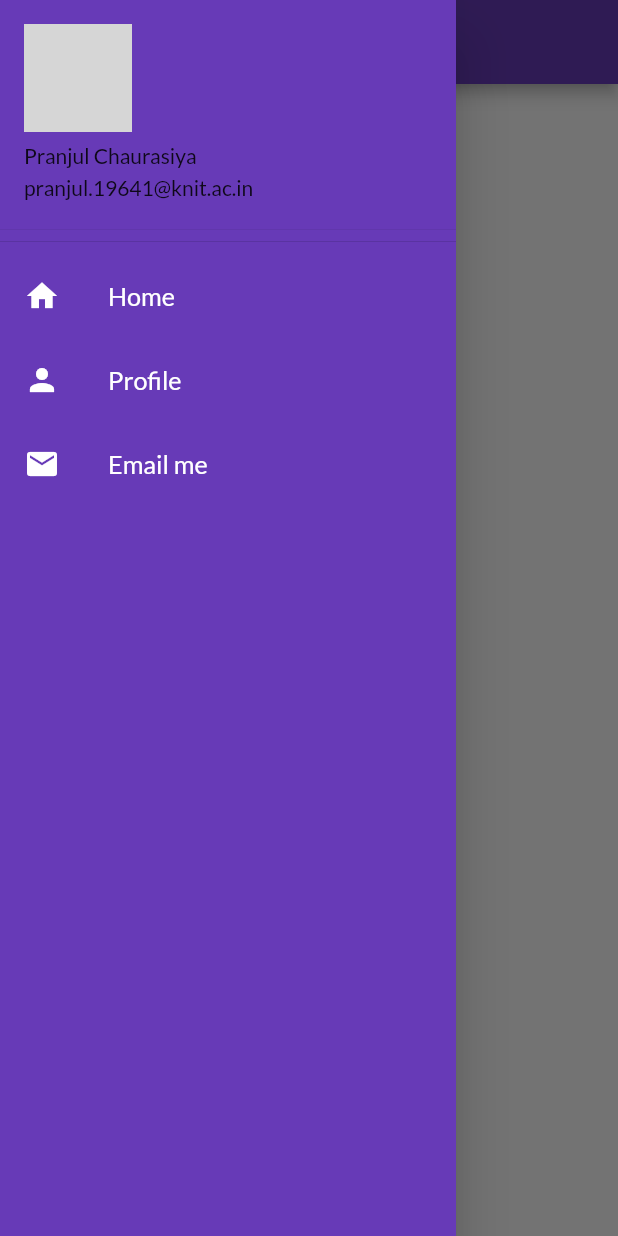
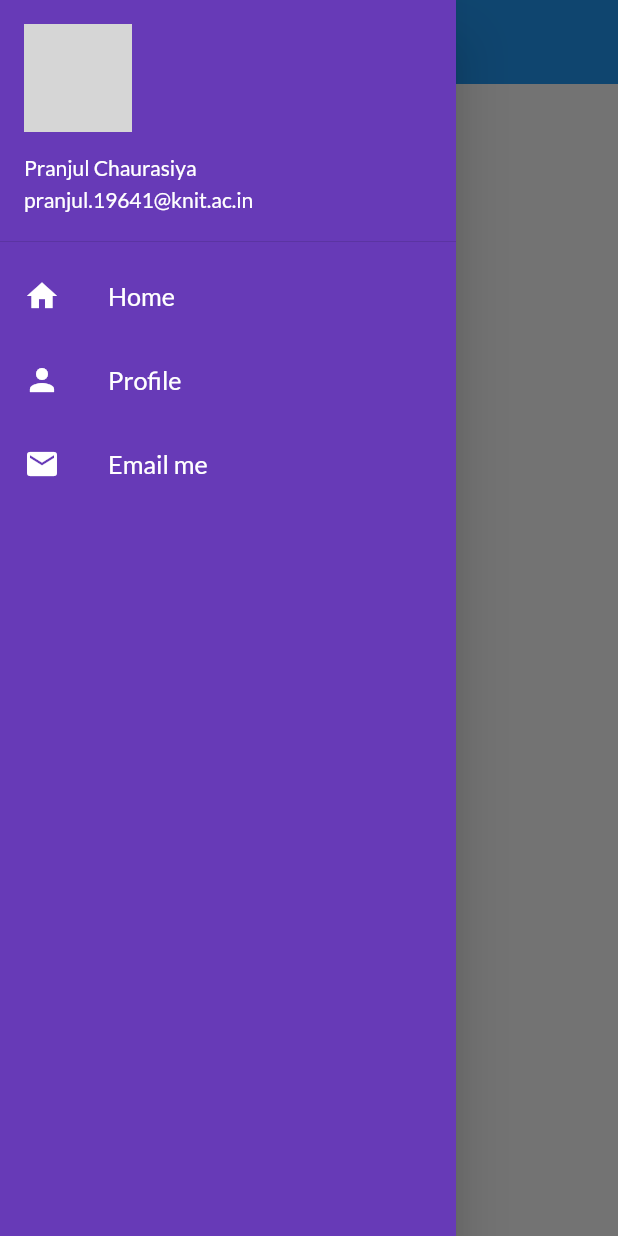
Before and after one commit to pranjulknit/flutter_catalog, a Flutter app: the HomePage screen opened by its route, with the side drawer open, on a phone screen of 412 x 824 dp. Run offline on Flutter 3.47's test engine with Material 2 defaults, Android fonts, the phone set to English and light mode, and no system bars; our stand-ins replace google_fonts; network calls fail; grey boxes are pictures that could not be loaded.

Commit message:
Themes extracted

```diff
--- a/lib/pages/home_page.dart
+++ b/lib/pages/home_page.dart
@@ -1,3 +1,5 @@
+// ignore_for_file: prefer_const_constructors
+
 import 'package:flutter/material.dart';
 import 'package:flutter_catalog/widgets/drawer.dart';
 
@@ -8,11 +10,13 @@ class HomePage extends StatelessWidget {
   Widget build(BuildContext context) {
     return Scaffold(
       appBar: AppBar(
+        backgroundColor: Colors.blue,
+        elevation: 0.0,
         title: Text("Catalog App"),
       ),
       body: Center(
         child: Container(
-          child: Text("Welcome to 30 days of Flutter"),
+          child: Text("Welcome Pranjul "),
         ),
       ),
       drawer: MyDrawer(),
--- a/lib/widgets/drawer.dart
+++ b/lib/widgets/drawer.dart
@@ -1,20 +1,23 @@
-// ignore_for_file: prefer_const_literals_to_create_immutables, prefer_const_constructors
+// ignore_for_file: prefer_const_constructors
 
+import 'package:flutter/cupertino.dart';
 import 'package:flutter/material.dart';
 
 class MyDrawer extends StatelessWidget {
-  const MyDrawer({Key? key}) : super(key: key);
-
   @override
   Widget build(BuildContext context) {
-    final imageUrl = "";
+    final imageUrl =
+        "https://www.google.com/url?sa=i&url=https%3A%2F%2Fwallpaperaccess.com%2Fkai-beyblade&psig=AOvVaw05RWAHM8Bztf4FSZZ_drn3&ust=1639632364689000&source=images&cd=vfe&ved=0CAsQjRxqFwoTCJi6j96I5fQCFQAAAAAdAAAAABAD";
     return Drawer(
       child: Container(
         color: Colors.deepPurple,
-        child: ListView(padding: EdgeInsets.zero, children: [
+        child: ListView(
+          padding: EdgeInsets.zero,
+          children: [
             DrawerHeader(
               padding: EdgeInsets.zero,
               child: UserAccountsDrawerHeader(
+                margin: EdgeInsets.zero,
                 accountName: Text("Pranjul Chaurasiya"),
                 accountEmail: Text("pranjul.19641@knit.ac.in"),
                 currentAccountPicture: CircleAvatar(
@@ -23,31 +26,48 @@ class MyDrawer extends StatelessWidget {
               ),
             ),
             ListTile(
-            leading: Icon(Icons.home, color: Colors.white),
+              leading: Icon(
+                Icons.home,
+                color: Colors.white,
+              ),
               title: Text(
                 "Home",
                 textScaleFactor: 1.2,
-              style: TextStyle(color: Colors.white),
+                style: TextStyle(
+                  color: Colors.white,
+                ),
               ),
             ),
             ListTile(
-            leading: Icon(Icons.person, color: Colors.white),
+              leading: Icon(
+                Icons.person,
+                color: Colors.white,
+              ),
               title: Text(
                 "Profile",
                 textScaleFactor: 1.2,
-              style: TextStyle(color: Colors.white),
+                style: TextStyle(
+                  color: Colors.white,
                 ),
               ),
+            ),
+            // ignore: prefer_const_constructors
             ListTile(
-            leading: Icon(Icons.mail, color: Colors.white),
+              leading: Icon(
+                Icons.mail,
+                color: Colors.white,
+              ),
+              // ignore: prefer_const_constructors
               title: Text(
                 "Email me",
                 textScaleFactor: 1.2,
-              style: TextStyle(color: Colors.white),
-
+                style: TextStyle(
+                  color: Colors.white,
                 ),
               ),
-        ]),
+            )
+          ],
+        ),
       ),
     );
   }
--- /dev/null
+++ b/lib/widgets/themes.dart
@@ -0,0 +1,18 @@
+import 'package:flutter/material.dart';
+import 'package:google_fonts/google_fonts.dart';
+
+class MyTheme {
+  static ThemeData lightTheme(BuildContext context) => ThemeData(
+      primarySwatch: Colors.deepPurple,
+      fontFamily: GoogleFonts.lato().fontFamily,
+      appBarTheme: AppBarTheme(
+        color: Colors.white,
+        elevation: 0.0,
+        iconTheme: IconThemeData(color: Colors.black),
+        textTheme: Theme.of(context).textTheme,
+      ));
+
+  static ThemeData darkTheme(BuildContext context) => ThemeData(
+        brightness: Brightness.dark,
+      );
+}
```
Also changed, not shown: lib/main.dart (+16 -21 lines), lib/pages/login_page.dart (+7 -1 lines), 1 other file. Lines whose indentation alone changed are shown as unchanged.
